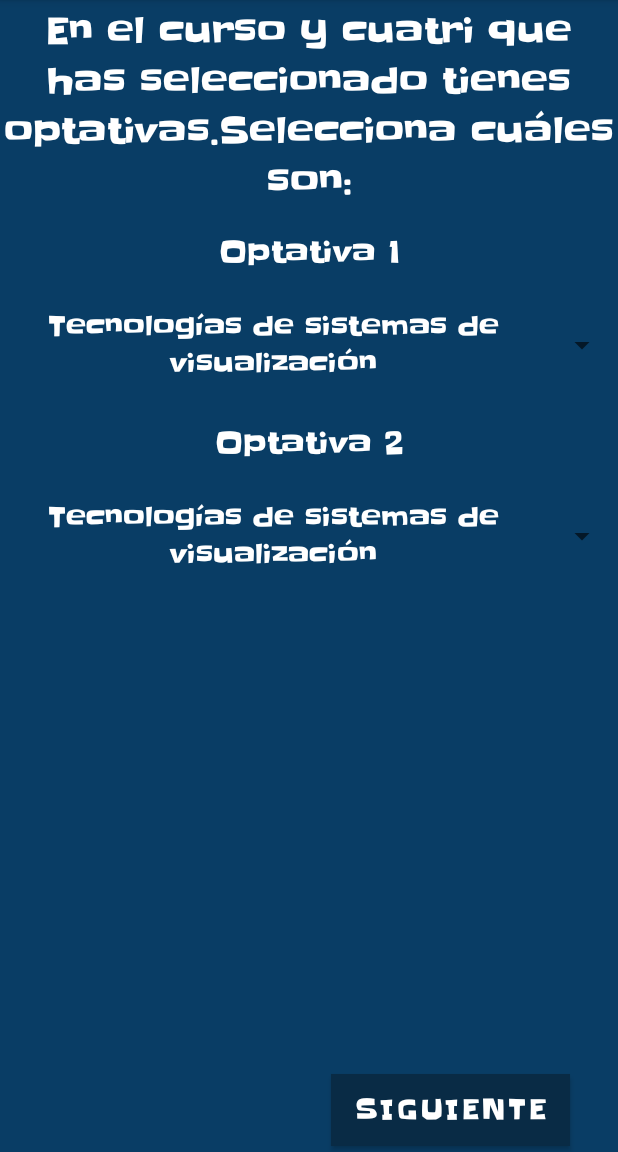
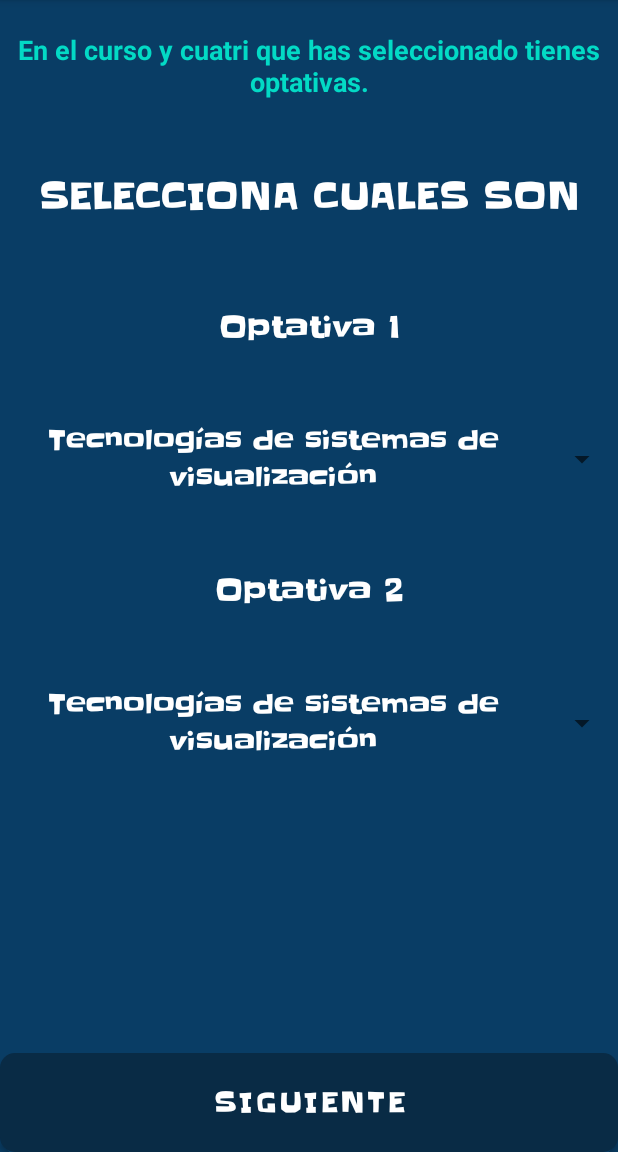
Before and after one commit to diegopr10/unihelp, an Android app: the intro_optativas screen opened directly, with no data from a screen before it, on a phone screen of 412 x 824 dp, the part 84-1236 px from its top. Run offline under Robolectric (Android 15) with nearby library versions, the phone set to English and light mode, and no system bars; our stand-ins replace Room's generated code; 2 statements that could not run were skipped.

Commit message:
optativas y cosas varias

```diff
--- a/app/src/main/res/layout/activity_intro_asignaturas_principales.xml
+++ b/app/src/main/res/layout/activity_intro_asignaturas_principales.xml
@@ -16,7 +16,7 @@
         android:layout_marginTop="5dp"
         android:gravity="center"
         android:fontFamily="@font/slackey_regular"
-        android:text="¿Cómo se te dan las asignaturas?"
+        android:text="@string/como_asignaturas_text"
         android:textColor="@color/white"
         android:textSize="24sp"
         android:textAlignment="center"/>
--- a/app/src/main/res/layout/activity_intro_optativas.xml
+++ b/app/src/main/res/layout/activity_intro_optativas.xml
@@ -1,102 +1,101 @@
 <?xml version="1.0" encoding="utf-8"?>
-<androidx.constraintlayout.widget.ConstraintLayout xmlns:android="http://schemas.android.com/apk/res/android"
+<LinearLayout xmlns:android="http://schemas.android.com/apk/res/android"
     xmlns:app="http://schemas.android.com/apk/res-auto"
     xmlns:tools="http://schemas.android.com/tools"
     android:layout_width="match_parent"
     android:layout_height="match_parent"
+    android:orientation="vertical"
     android:background="@color/unihelp_color"
     tools:context=".intro_optativas">
-
 
     <TextView
         android:id="@+id/selecciona_optativa_text"
         android:layout_width="match_parent"
-        android:layout_height="wrap_content"
-        android:layout_marginTop="4dp"
+        android:layout_height="0dp"
+        android:layout_weight="1"
+        android:gravity="center"
+        android:text="En el curso y cuatri que has seleccionado tienes optativas."
+        android:textColor="@color/teal_200"
+        android:textStyle="bold"
+        android:textSize="18sp"
+        android:textAlignment="center"/>
+
+    <TextView
+        android:id="@+id/selecciona_optativa_text2"
+        android:layout_width="match_parent"
+        android:layout_height="0dp"
+        android:layout_weight="1"
         android:fontFamily="@font/slackey_regular"
-        android:text="En el curso y cuatri que has seleccionado tienes optativas.Selecciona cuáles son:"
+        android:text="SELECCIONA CUALES SON"
+        android:gravity="center"
         android:textColor="@color/white"
         android:textSize="24sp"
-        android:textAlignment="center"
-        app:layout_constraintEnd_toEndOf="parent"
-        app:layout_constraintStart_toStartOf="parent"
-        app:layout_constraintTop_toTopOf="parent" />
+        android:textAlignment="center"/>
 
     <TextView
         android:id="@+id/optativa1"
         android:layout_width="match_parent"
-        android:layout_height="wrap_content"
-        android:layout_marginLeft="25dp"
-        android:layout_marginTop="16dp"
-        android:layout_marginRight="25dp"
+        android:layout_height="0dp"
+        android:layout_weight="1"
+        android:gravity="center"
         android:fontFamily="@font/slackey_regular"
         android:text="Optativa 1"
         android:textAlignment="center"
         android:textColor="@color/white"
-        android:textSize="20sp"
-        app:layout_constraintEnd_toEndOf="parent"
-        app:layout_constraintStart_toStartOf="parent"
-        app:layout_constraintTop_toBottomOf="@id/selecciona_optativa_text" />
+        android:textSize="20sp" />
 
     <Spinner
         android:id="@+id/spinner_optativa1"
         android:layout_width="match_parent"
-        android:layout_height="wrap_content"
-        android:layout_marginTop="12dp"
+        android:layout_height="0dp"
+        android:layout_weight="1"
+        android:gravity="center"
         android:ems="10"
         android:fontFamily="@font/slackey_regular"
         android:inputType="textPersonName"
         android:singleLine="true"
         android:textColor="@color/white"
-        android:textSize="24sp"
-        app:layout_constraintEnd_toEndOf="parent"
-        app:layout_constraintStart_toStartOf="parent"
-        app:layout_constraintTop_toBottomOf="@+id/optativa1" />
+        android:textSize="24sp"/>
 
     <TextView
         android:id="@+id/optativa2"
         android:layout_width="match_parent"
-        android:layout_height="wrap_content"
-        android:layout_marginLeft="25dp"
-        android:layout_marginTop="16dp"
-        android:layout_marginRight="25dp"
+        android:layout_height="0dp"
+        android:layout_weight="1"
+        android:gravity="center"
         android:fontFamily="@font/slackey_regular"
         android:text="Optativa 2"
         android:textColor="@color/white"
         android:textSize="20sp"
-        android:textAlignment="center"
-        app:layout_constraintEnd_toEndOf="parent"
-        app:layout_constraintStart_toStartOf="parent"
-        app:layout_constraintTop_toBottomOf="@id/spinner_optativa1" />
+        android:textAlignment="center"/>
 
     <Spinner
         android:id="@+id/spinner_optativa2"
         android:layout_width="match_parent"
-        android:layout_height="wrap_content"
-        android:layout_marginTop="12dp"
+        android:layout_height="0dp"
+        android:layout_weight="1"
+        android:gravity="center"
         android:ems="10"
         android:fontFamily="@font/slackey_regular"
         android:inputType="textPersonName"
         android:singleLine="true"
         android:textColor="@color/white"
-        android:textSize="24sp"
-        app:layout_constraintEnd_toEndOf="parent"
-        app:layout_constraintStart_toStartOf="parent"
-        app:layout_constraintTop_toBottomOf="@+id/optativa2" />
+        android:textSize="24sp"/>
+
+    <View
+        android:layout_width="match_parent"
+        android:layout_height="0dp"
+        android:layout_weight="2"/>
 
     <Button
         android:id="@+id/button_siguiente"
-        android:layout_width="wrap_content"
+        android:layout_width="match_parent"
         android:layout_height="wrap_content"
-        android:layout_marginEnd="32dp"
-        android:layout_marginBottom="4dp"
-        android:background="@color/unihelp_second_color"
+        android:layout_weight="0.2"
+        android:background="@drawable/rounded_corner"
         android:fontFamily="@font/slackey_regular"
         android:onClick="go_to_asig_principales"
         android:text="@string/next_text"
         android:textColor="@color/white"
-        android:textSize="18sp"
-        app:layout_constraintBottom_toBottomOf="parent"
-        app:layout_constraintEnd_toEndOf="parent" />
-
-</androidx.constraintlayout.widget.ConstraintLayout>
+        android:textSize="18sp"/>
+</LinearLayout>
--- a/app/src/main/res/values/strings.xml
+++ b/app/src/main/res/values/strings.xml
@@ -12,6 +12,7 @@
     <string name="que_idioma_text">¿Qué idioma usas?</string>
     <string name="que_cuatri">¿Qué cuatri cursas?</string>
     <string name="next_text">Siguiente</string>
+    <string name="como_asignaturas_text">¿CÓMO SE TE DAN LAS ASIGNATURAS?</string>
     <!--Pantalla Inicio-->
     <string name="modo_estudio_text">Modo estudio</string>
     <string name="notas_text">Notas</string>
```
